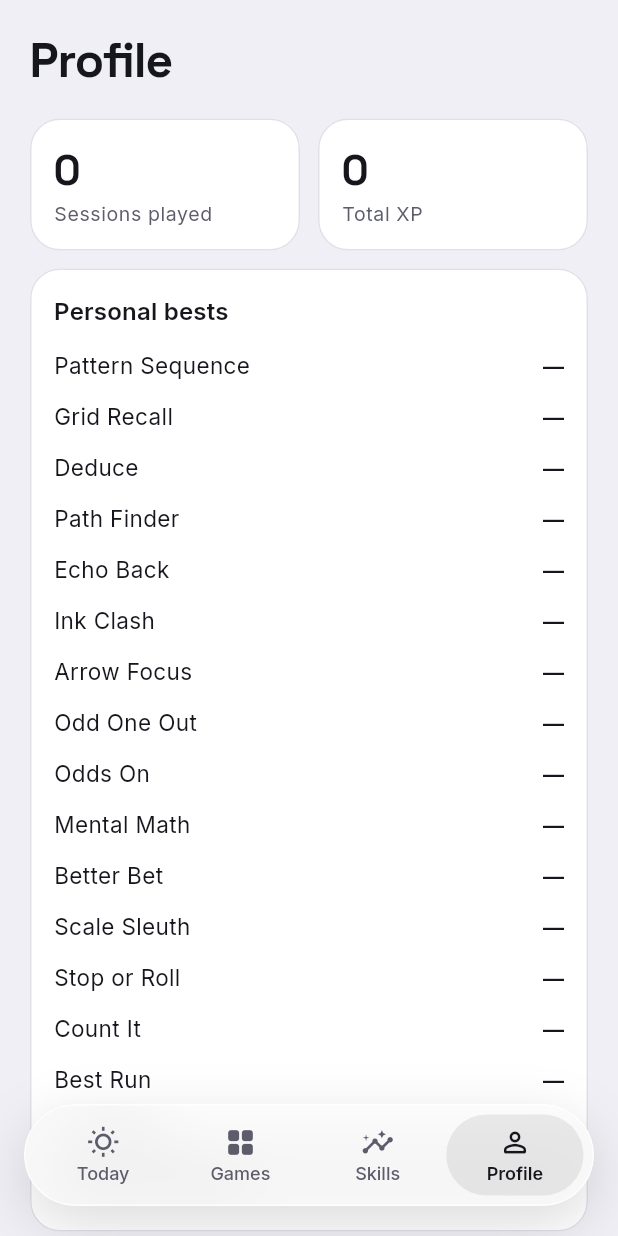
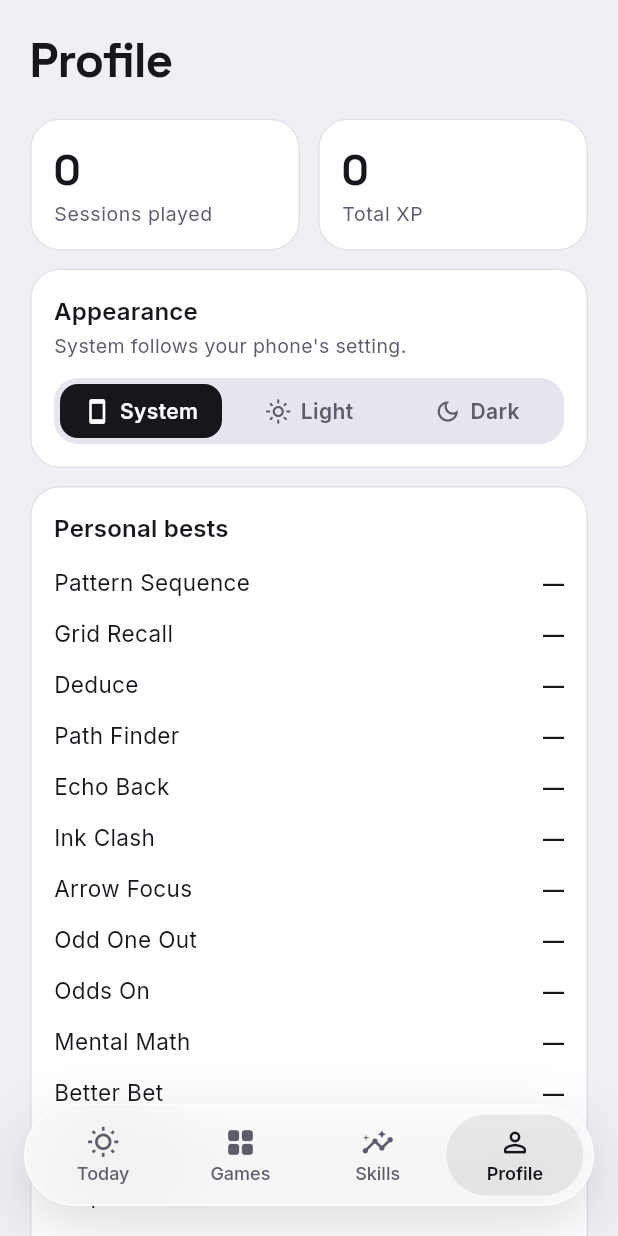
Before and after one commit to samuelavike1/smartx, a Flutter app: the screen it shows after launch, item 4 of the bottom bar chosen, on a phone screen of 412 x 824 dp. Run offline on Flutter 3.47's test engine with Material 3 defaults, Android fonts, the phone set to English and light mode, and no system bars; our stand-ins replace flutter_riverpod, go_router, material_ui, shared_preferences.

Commit message:
Add an Appearance switch to Profile: System, Light or Dark
A card on Profile, between the stats and personal bests, with a three-way
switch built from the "Profile · Appearance" artboards. System (the
default) follows the phone; Light and Dark override it. The choice is
saved, applies everywhere at once with a crossfade, and survives a
restart. The line under the title explains each choice.

Tests cover choosing Dark, saving it, keeping it after a restart on a
light phone, and System following the phone while Light overrides it.

```diff
--- a/lib/app.dart
+++ b/lib/app.dart
@@ -1,8 +1,10 @@
 import 'package:flutter/services.dart';
+import 'package:flutter_riverpod/flutter_riverpod.dart';
 import 'package:go_router/go_router.dart';
 import 'package:material_ui/material_ui.dart';
 
 import 'core/game/game_registry.dart';
+import 'core/storage/appearance.dart';
 import 'features/feed/feed_screen.dart';
 import 'features/games/games_screen.dart';
 import 'features/profile/profile_screen.dart';
@@ -67,14 +69,14 @@ GoRouter buildRouter() => GoRouter(
   ],
 );
 
-class SmartXApp extends StatefulWidget {
+class SmartXApp extends ConsumerStatefulWidget {
   const SmartXApp({super.key});
 
   @override
-  State<SmartXApp> createState() => _SmartXAppState();
+  ConsumerState<SmartXApp> createState() => _SmartXAppState();
 }
 
-class _SmartXAppState extends State<SmartXApp> {
+class _SmartXAppState extends ConsumerState<SmartXApp> {
   final _router = buildRouter();
 
   @override
@@ -90,6 +92,8 @@ class _SmartXAppState extends State<SmartXApp> {
       debugShowCheckedModeBanner: false,
       theme: buildTheme(Brightness.light),
       darkTheme: buildTheme(Brightness.dark),
+      // System, Light or Dark from Profile; changes crossfade.
+      themeMode: ref.watch(appearanceProvider),
       routerConfig: _router,
       builder: (context, child) {
         final brightness = Theme.of(context).brightness;
--- a/lib/core/storage/progress.dart
+++ b/lib/core/storage/progress.dart
@@ -97,6 +97,12 @@ class ProgressRepository {
 
   Future<void> saveFeedAccuracy(Skill skill, int percent) =>
       _prefs.setInt('feed.${skill.name}.pct', percent);
+
+  /// 'system', 'light' or 'dark' (null until chosen).
+  String? get themeMode => _prefs.getString('appearance.theme');
+
+  Future<void> saveThemeMode(String mode) =>
+      _prefs.setString('appearance.theme', mode);
 }
 
 /// Overridden in `main()` once SharedPreferences is loaded.
--- a/lib/features/profile/profile_screen.dart
+++ b/lib/features/profile/profile_screen.dart
@@ -1,10 +1,14 @@
+import 'package:flutter/services.dart';
 import 'package:flutter_riverpod/flutter_riverpod.dart';
 import 'package:material_ui/material_ui.dart';
 
 import '../../ui/density.dart';
+import '../../ui/lucid.dart';
+import '../../ui/palette.dart';
 
 import '../../core/game/game_registry.dart';
 import '../../core/skills/skill.dart';
+import '../../core/storage/appearance.dart';
 import '../../core/storage/progress.dart';
 
 class ProfileScreen extends ConsumerWidget {
@@ -48,6 +52,8 @@ class ProfileScreen extends ConsumerWidget {
             ],
           ),
           const SizedBox(height: 12),
+          const _AppearanceCard(),
+          const SizedBox(height: 12),
           Card(
             child: Padding(
               padding: const EdgeInsets.all(16),
@@ -86,6 +92,102 @@ class ProfileScreen extends ConsumerWidget {
   }
 }
 
+/// System · Light · Dark. Built from the "Profile · Appearance" artboards.
+class _AppearanceCard extends ConsumerWidget {
+  const _AppearanceCard();
+
+  static const _options = [
+    (ThemeMode.system, 'System', Icons.smartphone_rounded),
+    (ThemeMode.light, 'Light', Icons.light_mode_outlined),
+    (ThemeMode.dark, 'Dark', Icons.dark_mode_outlined),
+  ];
+
+  @override
+  Widget build(BuildContext context, WidgetRef ref) {
+    final p = context.palette;
+    final theme = Theme.of(context);
+    final mode = ref.watch(appearanceProvider);
+    final line = switch (mode) {
+      ThemeMode.system => 'System follows your phone\'s setting.',
+      ThemeMode.light => 'Light, whatever your phone is set to.',
+      ThemeMode.dark =>
+        'Dark is true black: kind to OLED screens and batteries.',
+    };
+    return Card(
+      child: Padding(
+        padding: const EdgeInsets.all(16),
+        child: Column(
+          crossAxisAlignment: CrossAxisAlignment.stretch,
+          children: [
+            Text('Appearance', style: theme.textTheme.titleMedium),
+            const SizedBox(height: 2),
+            Text(line, style: lucidText(size: 13, color: p.muted)),
+            const SizedBox(height: 12),
+            Container(
+              height: 44,
+              padding: const EdgeInsets.all(4),
+              decoration: BoxDecoration(
+                color: p.chip,
+                borderRadius: BorderRadius.circular(16),
+              ),
+              child: Row(
+                children: [
+                  for (final (i, (m, label, icon)) in _options.indexed) ...[
+                    if (i > 0) const SizedBox(width: 4),
+                    Expanded(
+                      child: Semantics(
+                        button: true,
+                        selected: m == mode,
+                        label: '$label appearance',
+                        excludeSemantics: true,
+                        child: GestureDetector(
+                          key: ValueKey('theme-${m.name}'),
+                          behavior: HitTestBehavior.opaque,
+                          onTap: () {
+                            HapticFeedback.selectionClick();
+                            ref.read(appearanceProvider.notifier).choose(m);
+                          },
+                          child: AnimatedContainer(
+                            duration: Lucid.pop,
+                            alignment: Alignment.center,
+                            decoration: BoxDecoration(
+                              color: m == mode ? p.ink : null,
+                              borderRadius: BorderRadius.circular(12),
+                            ),
+                            child: Row(
+                              mainAxisSize: MainAxisSize.min,
+                              children: [
+                                Icon(
+                                  icon,
+                                  size: 18,
+                                  color: m == mode ? p.onInk : p.muted,
+                                ),
+                                const SizedBox(width: 6),
+                                Text(
+                                  label,
+                                  style: lucidText(
+                                    size: 14,
+                                    weight: 600,
+                                    color: m == mode ? p.onInk : p.muted,
+                                  ),
+                                ),
+                              ],
+                            ),
+                          ),
+                        ),
+                      ),
+                    ),
+                  ],
+                ],
+              ),
+            ),
+          ],
+        ),
+      ),
+    );
+  }
+}
+
 class _Stat extends StatelessWidget {
   const _Stat({required this.value, required this.label});
 
```
Also changed, not shown: lib/core/storage/appearance.dart (added, +27 -0 lines), 1 other file.
